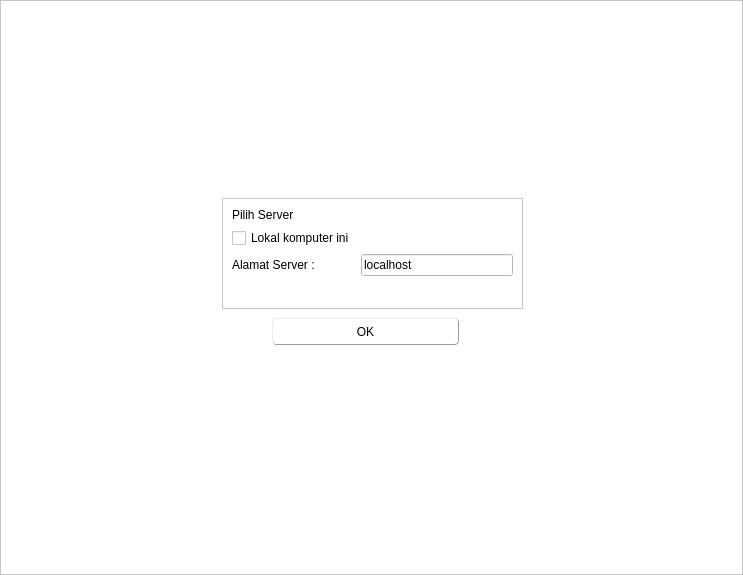
Old version of the form source/login/login_ui.ui in the repository fnugrahendi/petuk.corp.
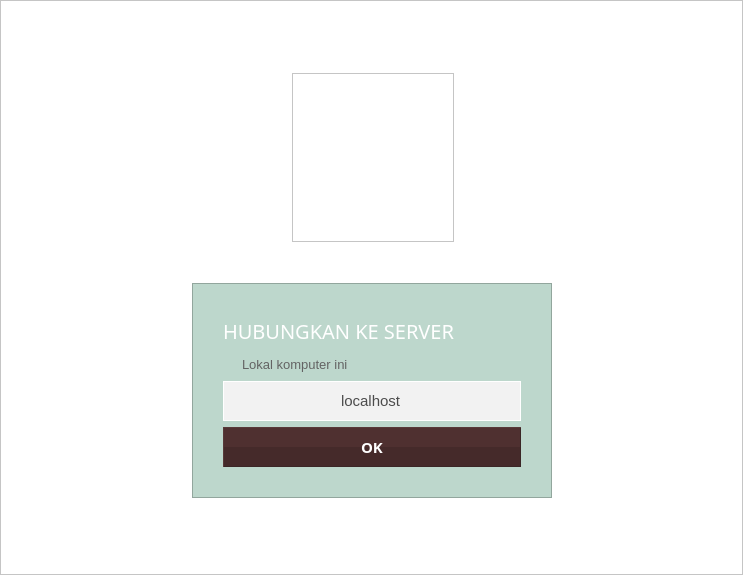
New version of the form. The open tabs and pages were chosen to show the change.

Commit message: styling server connect

```diff
--- a/source/login/login_ui.ui
+++ b/source/login/login_ui.ui
@@ -86,18 +86,17 @@
      <property name="minimumSize">
       <size>
        <width>480</width>
-       <height>320</height>
+       <height>450</height>
       </size>
      </property>
      <property name="maximumSize">
       <size>
        <width>480</width>
-       <height>320</height>
+       <height>450</height>
       </size>
      </property>
      <property name="styleSheet">
-      <string notr="true">QPushButton{border-style:outset;border-width:1px;border-radius:4px;border-color:rgb(156, 156, 156);background-color:#ffffff;min-height:25px;}
-QPushButton::hover{border-color:rgb(156, 156, 156);}</string>
+      <string notr="true"/>
      </property>
      <property name="currentIndex">
       <number>2</number>
@@ -106,45 +105,132 @@
       <widget class="QFrame" name="fr_Connect">
        <property name="geometry">
         <rect>
-         <x>90</x>
-         <y>70</y>
-         <width>301</width>
-         <height>111</height>
+         <x>60</x>
+         <y>220</y>
+         <width>360</width>
+         <height>215</height>
         </rect>
        </property>
+       <property name="minimumSize">
+        <size>
+         <width>360</width>
+         <height>215</height>
+        </size>
+       </property>
+       <property name="maximumSize">
+        <size>
+         <width>360</width>
+         <height>215</height>
+        </size>
+       </property>
+       <property name="styleSheet">
+        <string notr="true">QFrame{background-color:rgb(189,215,204);}</string>
+       </property>
        <property name="frameShape">
         <enum>QFrame::StyledPanel</enum>
        </property>
        <property name="frameShadow">
         <enum>QFrame::Raised</enum>
        </property>
-       <layout class="QFormLayout" name="formLayout">
-        <property name="fieldGrowthPolicy">
-         <enum>QFormLayout::AllNonFixedFieldsGrow</enum>
+       <layout class="QGridLayout" name="igr_Connect">
+        <property name="leftMargin">
+         <number>30</number>
         </property>
-        <item row="0" column="0">
-         <widget class="QLabel" name="lb_Connect_Judul">
-          <property name="text">
-           <string>Pilih Server</string>
+        <property name="topMargin">
+         <number>30</number>
+        </property>
+        <property name="rightMargin">
+         <number>30</number>
+        </property>
+        <property name="bottomMargin">
+         <number>30</number>
+        </property>
+        <item row="3" column="0" colspan="2">
+         <widget class="QPushButton" name="tb_Connect_Ok">
+          <property name="cursor">
+           <cursorShape>PointingHandCursor</cursorShape>
           </property>
-         </widget>
-        </item>
-        <item row="4" column="0">
-         <widget class="QLabel" name="lb_Connect_Alamat">
+          <property name="styleSheet">
+           <string notr="true">QPushButton{
+	border-style:outset;
+	border-color:rgb(59,38,38);
+	border-width:1px;
+	border-radius:0px;
+	background-color: qlineargradient(spread:pad, x1:0, y1:0, x2:0, y2:1, stop:0 rgba(79, 48, 48, 255), stop:0.495 rgba(79, 48, 48, 255), stop:0.505 rgba(69, 42, 42, 255), stop:1 rgba(69, 42, 42, 255));
+	color:#ffffff;
+	height:38px;
+	font-weight:bold;
+	font-size:11pt;
+	font-family:Arial Black;
+}
+QPushButton::hover{
+	background-color: qlineargradient(spread:pad, x1:0, y1:0, x2:0, y2:1, stop:0 rgba(89, 58, 58, 255), stop:0.495 rgba(89, 58, 58, 255), stop:0.505 rgba(79, 52, 52, 255), stop:1 rgba(79, 52, 52, 255));
+}</string>
+          </property>
           <property name="text">
-           <string>Alamat Server :</string>
+           <string>OK</string>
           </property>
          </widget>
         </item>
-        <item row="4" column="1">
+        <item row="2" column="0" colspan="2">
          <widget class="QLineEdit" name="le_Connect_Alamat">
+          <property name="styleSheet">
+           <string notr="true">QLineEdit{
+	background-color:rgb(242,242,242);
+
+	border-style:outset;
+	border-color:rgb(255,255,255);
+	border-width:1px;
+	border-radius:0px;
+	color:rgb(76,76,76);
+	height:38px;
+	font-weight:light;
+	font-size:11pt;
+	font-family:Arial;
+}</string>
+          </property>
           <property name="text">
            <string>localhost</string>
           </property>
+          <property name="alignment">
+           <set>Qt::AlignCenter</set>
+          </property>
+          <property name="placeholderText">
+           <string>Alamat IP Server</string>
+          </property>
          </widget>
         </item>
-        <item row="3" column="0">
+        <item row="0" column="0">
+         <widget class="QLabel" name="lb_Connect_Judul">
+          <property name="font">
+           <font>
+            <family>Arial Black</family>
+            <pointsize>15</pointsize>
+            <stylestrategy>PreferAntialias</stylestrategy>
+           </font>
+          </property>
+          <property name="styleSheet">
+           <string notr="true">QLabel{
+color:white;
+font-family:Arial Black;
+font-size:15pt;
+}</string>
+          </property>
+          <property name="text">
+           <string>HUBUNGKAN KE SERVER</string>
+          </property>
+         </widget>
+        </item>
+        <item row="1" column="0">
          <widget class="QCheckBox" name="chk_Connect_Lokal">
+          <property name="styleSheet">
+           <string notr="true">QCheckBox{
+background-color:transparent;
+color:rgb(99,99,99);
+font-size:10pt;
+}
+</string>
+          </property>
           <property name="text">
            <string>Lokal komputer ini</string>
           </property>
@@ -152,20 +238,32 @@
         </item>
        </layout>
       </widget>
-      <widget class="QPushButton" name="tb_Connect_Ok">
+      <widget class="QFrame" name="fr_Connect_Logo">
        <property name="geometry">
         <rect>
-         <x>140</x>
-         <y>190</y>
-         <width>187</width>
-         <height>27</height>
+         <x>160</x>
+         <y>10</y>
+         <width>162</width>
+         <height>169</height>
         </rect>
        </property>
-       <property name="cursor">
-        <cursorShape>PointingHandCursor</cursorShape>
+       <property name="minimumSize">
+        <size>
+         <width>162</width>
+         <height>169</height>
+        </size>
        </property>
-       <property name="text">
-        <string>OK</string>
+       <property name="maximumSize">
+        <size>
+         <width>162</width>
+         <height>169</height>
+        </size>
+       </property>
+       <property name="frameShape">
+        <enum>QFrame::StyledPanel</enum>
+       </property>
+       <property name="frameShadow">
+        <enum>QFrame::Raised</enum>
        </property>
       </widget>
      </widget>
```
Left out of the diff: 2 changed lines with no effect on the pictures. The commit also changes 2 other files.
